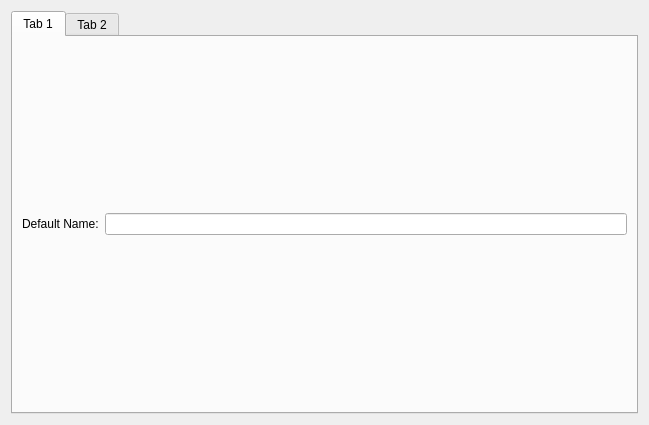
obiwankennedy/cahootseditor, file preferencesdialog.ui: the form before one commit.
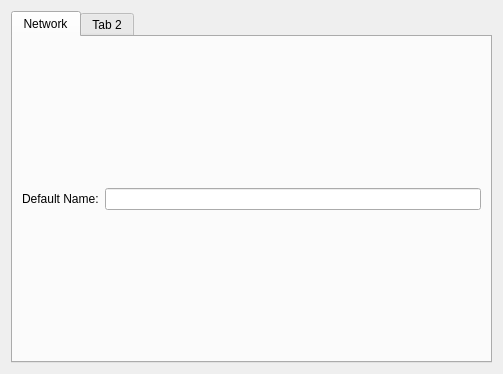
The form after the commit.

Patch:
```diff
--- a/preferencesdialog.ui
+++ b/preferencesdialog.ui
@@ -6,8 +6,8 @@
    <rect>
     <x>0</x>
     <y>0</y>
-    <width>649</width>
-    <height>425</height>
+    <width>503</width>
+    <height>374</height>
    </rect>
   </property>
   <property name="windowTitle">
@@ -18,7 +18,7 @@
     <widget class="QTabWidget" name="tabWidget">
      <widget class="QWidget" name="tab">
       <attribute name="title">
-       <string>Tab 1</string>
+       <string>Network</string>
       </attribute>
       <layout class="QGridLayout" name="gridLayout_2">
        <item row="0" column="0">
```
Left out of the diff: 3 changed lines with no effect on the pictures.
